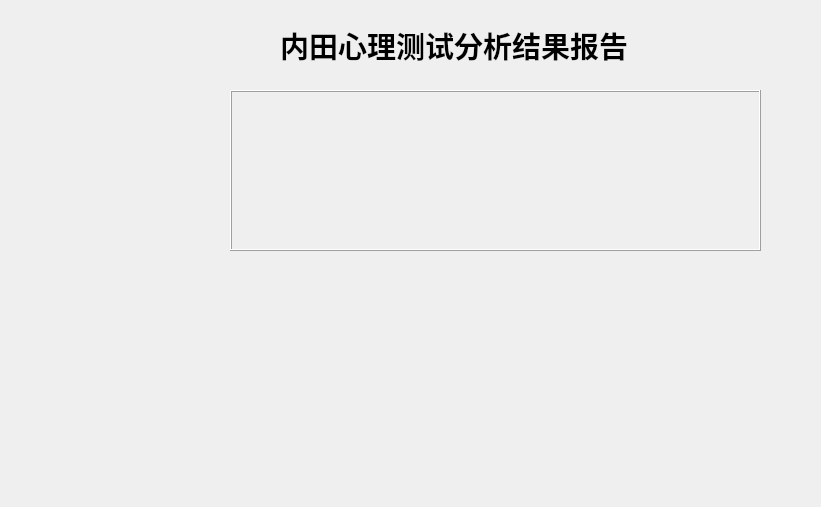
Before: the Qt Designer form nei_result.ui in crazytyt/neitianfa, drawn with Qt 5.
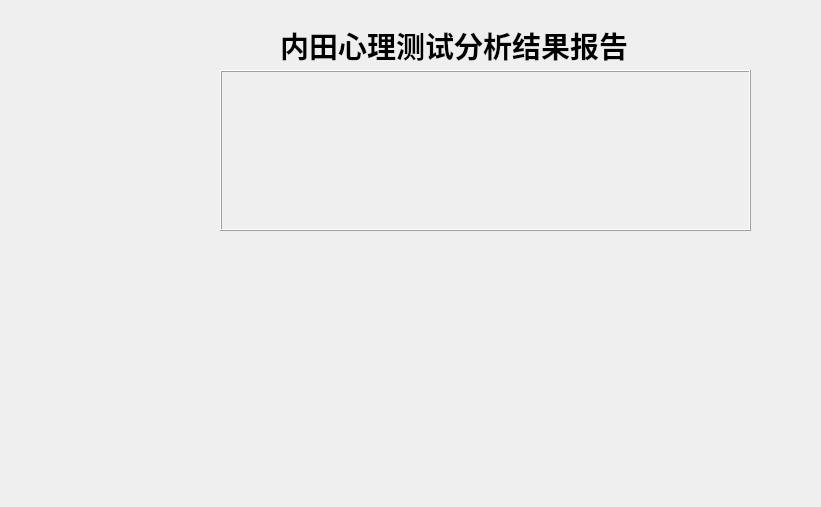
After: the same form once the commit is applied. Custom widgets are drawn as their Qt base class.

Commit message: adjust the result color and format the text

Diff of the .ui file:
```diff
--- a/nei_result.ui
+++ b/nei_result.ui
@@ -53,8 +53,8 @@
   <widget class="QFrame" name="frame">
    <property name="geometry">
     <rect>
-     <x>230</x>
-     <y>90</y>
+     <x>220</x>
+     <y>70</y>
      <width>531</width>
      <height>161</height>
     </rect>
@@ -66,6 +66,9 @@
     <enum>QFrame::Raised</enum>
    </property>
    <widget class="QLabel" name="result">
+    <property name="enabled">
+     <bool>true</bool>
+    </property>
     <property name="geometry">
      <rect>
       <x>10</x>
@@ -74,6 +77,12 @@
       <height>141</height>
      </rect>
     </property>
+    <property name="sizePolicy">
+     <sizepolicy hsizetype="Ignored" vsizetype="Ignored">
+      <horstretch>0</horstretch>
+      <verstretch>0</verstretch>
+     </sizepolicy>
+    </property>
     <property name="font">
      <font>
       <family>仿宋</family>
@@ -83,6 +92,12 @@
     <property name="text">
      <string/>
     </property>
+    <property name="alignment">
+     <set>Qt::AlignLeading|Qt::AlignLeft|Qt::AlignTop</set>
+    </property>
+    <property name="indent">
+     <number>0</number>
+    </property>
    </widget>
   </widget>
  </widget>
```
The commit also changes 4 other files.
